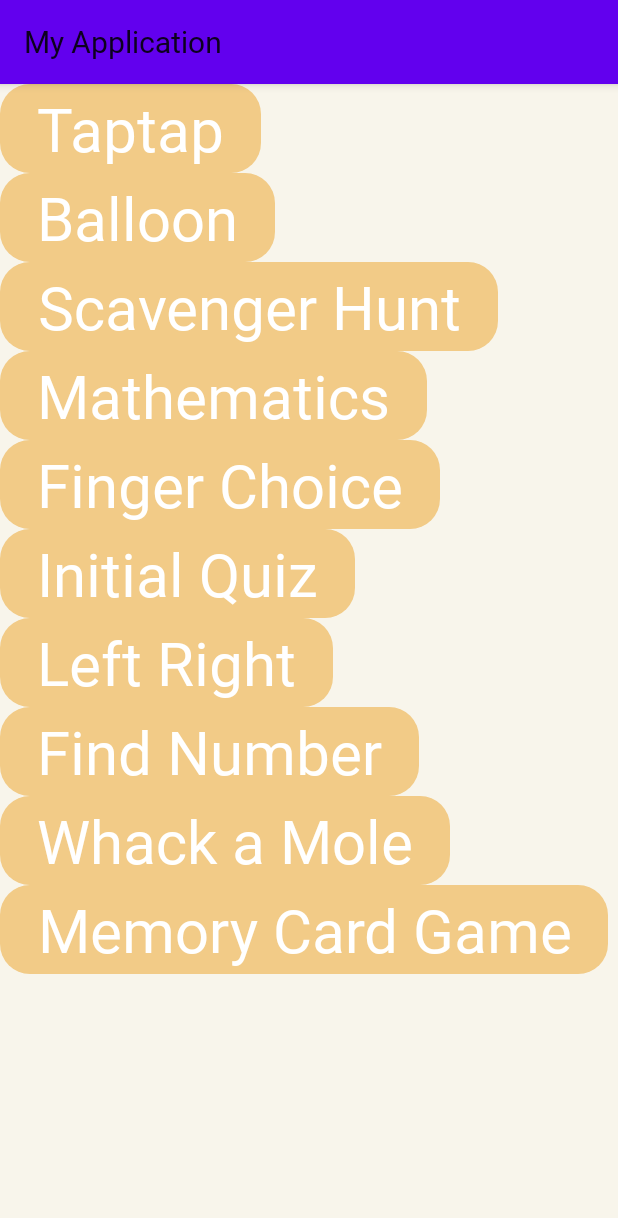
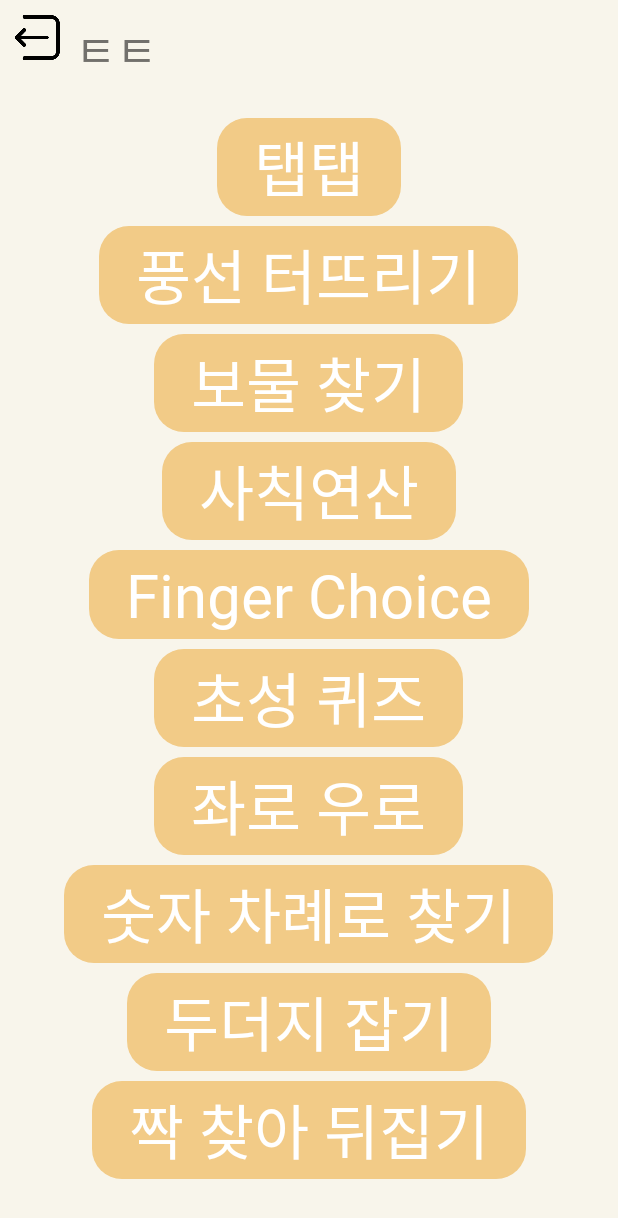
Before and after one commit to glo3omys/game, an Android app: the GameListActivity screen opened directly, with no data from a screen before it, on a phone screen of 412 x 824 dp. Shown: the top 1218 px of the screen. Run offline under Robolectric (Android 15) with nearby library versions, the phone set to English and light mode, and no system bars.

Commit message:
balloon: fix recycler view position, balloon.visibility = View.INVISIBLE home(image) click enabled remove dark mode
ToDo: left right multi touch

```diff
--- a/app/src/main/java/com/example/myapplication/BalloonActivity.kt
+++ b/app/src/main/java/com/example/myapplication/BalloonActivity.kt
@@ -173,11 +173,11 @@ class BalloonActivity: AppCompatActivity() {
         val balloon2: TextView = binding.tvBalloon2
 
         if (balloon1.text == colorName) {
-            balloon1.text = "${balloon1.text}."
+            balloon1.text = "..."
             balloon1.visibility = View.INVISIBLE
         }
         else if (balloon2.text == colorName) {
-            balloon2.text = "${balloon2.text}."
+            balloon2.text = "..."
             balloon2.visibility = View.INVISIBLE
         }
         else
--- a/app/src/main/java/com/example/myapplication/BalloonAdapter.kt
+++ b/app/src/main/java/com/example/myapplication/BalloonAdapter.kt
@@ -21,6 +21,7 @@ class BalloonAdapter(private val context: BalloonActivity) :
     override fun getItemCount(): Int = datas.size
     override fun onBindViewHolder(holder: ViewHolder, position: Int) {
         holder.bind(datas[position], position)
+        holder.itemView.visibility = View.VISIBLE
         when (datas[position].name.toString()) {
             "RED" -> holder.itemView.setBackgroundColor(Color.parseColor(BalloonColors.RED.RGB.toString()))
             "ORANGE" -> holder.itemView.setBackgroundColor(Color.parseColor(BalloonColors.ORANGE.RGB.toString()))
@@ -32,7 +33,8 @@ class BalloonAdapter(private val context: BalloonActivity) :
         holder.itemView.setOnClickListener() {
             /* compare color, score++ */
             //Toast.makeText(this.context, position.toString(), Toast.LENGTH_SHORT).show()
-            holder.itemView.setBackgroundColor(Color.parseColor(BalloonColors.BLACK.RGB.toString()))
+            //holder.itemView.setBackgroundColor(Color.parseColor(BalloonColors.BLACK.RGB.toString()))
+            holder.itemView.visibility = View.INVISIBLE
             context.popBalloon(datas[position].name)
         }
     }
--- a/app/src/main/java/com/example/myapplication/GameListActivity.kt
+++ b/app/src/main/java/com/example/myapplication/GameListActivity.kt
@@ -3,6 +3,7 @@ package com.example.myapplication
 import android.annotation.SuppressLint
 import android.content.Intent
 import android.os.Bundle
+import android.view.View
 import android.widget.Button
 import androidx.appcompat.app.AppCompatActivity
 
@@ -12,21 +13,10 @@ class GameListActivity : AppCompatActivity() {
         super.onCreate(savedInstanceState)
         setContentView(R.layout.activity_game_list)
 
-        val findroombtn = findViewById<Button>(R.id.find_room)
-        findroombtn.setOnClickListener {
-            val nextIntent = Intent(this, SearchRoomActivity::class.java)
-            startActivity(nextIntent)
-            /*val dialog = MyDialog(this)
-            dialog.createRoom("master")
-            dialog.findRoom()*/
+        val backBtn = findViewById<View>(R.id.btn_lay_quit)
+        backBtn.setOnClickListener() {
+            onBackPressed()
         }
-
-        val testbtn = findViewById<Button>(R.id.testbtn)
-        testbtn.setOnClickListener {
-            val dialog = MyDialog(this)
-            dialog.myDig("test")
-        }
-
         val tapbtn = findViewById<Button>(R.id.goto_taptap)
         tapbtn.setOnClickListener() {
             val dialog = MyDialog(this)
--- a/app/src/main/res/layout/activity_game_list.xml
+++ b/app/src/main/res/layout/activity_game_list.xml
@@ -4,76 +4,100 @@
     android:layout_width="match_parent"
     android:layout_height="match_parent">
 
+    <RelativeLayout
+        android:layout_width="wrap_content"
+        android:layout_height="wrap_content"
+        android:id="@+id/btn_lay_quit"
+        android:layout_marginTop="10dp"
+        android:layout_marginLeft="10dp"
+        android:layout_marginBottom="20dp"
+        android:layout_alignParentLeft="true" >
+
+        <ImageButton
+            android:layout_width="30dp"
+            android:layout_height="30dp"
+            android:id="@+id/btn_quit"
+            android:scaleType="fitCenter"
+            android:src="@drawable/quit_button"
+            android:clickable="false"
+            android:background="@null" />
+        <TextView
+            android:layout_width="wrap_content"
+            android:layout_height="wrap_content"
+            android:text="ㅌㅌ"
+            android:textSize="30dp"
+            android:layout_marginLeft="10dp"
+            android:layout_toRightOf="@+id/btn_quit" />
+    </RelativeLayout>
+
     <LinearLayout
         android:layout_width="match_parent"
         android:layout_height="match_parent"
+        android:layout_below="@+id/btn_lay_quit"
         android:orientation="vertical"
+        android:gravity="center_horizontal"
         >
 
         <Button
             android:layout_width="wrap_content"
             android:layout_height="wrap_content"
-            android:id="@+id/find_room"
-            android:visibility="gone"
-            android:text="방찾기" />
-
-        <Button
-            android:layout_width="wrap_content"
-            android:layout_height="wrap_content"
-            android:id="@+id/testbtn"
-            android:text="alert test"
-            android:visibility="gone"
-            />
-        <Button
-            android:layout_width="wrap_content"
-            android:layout_height="wrap_content"
             android:id="@+id/goto_taptap"
-            android:text="Taptap"/>
+            android:layout_margin="3dp"
+            android:text="탭탭"/>
         <Button
             android:layout_width="wrap_content"
             android:layout_height="wrap_content"
             android:id="@+id/goto_balloon"
-            android:text="Balloon"/>
+            android:layout_margin="3dp"
+            android:text="풍선 터뜨리기"/>
         <Button
             android:layout_width="wrap_content"
             android:layout_height="wrap_content"
             android:id="@+id/goto_scav"
-            android:text="Scavenger Hunt"/>
+            android:layout_margin="3dp"
+            android:text="보물 찾기"/>
         <Button
             android:layout_width="wrap_content"
             android:layout_height="wrap_content"
             android:id="@+id/goto_math"
-            android:text="Mathematics"/>
+            android:layout_margin="3dp"
+            android:text="사칙연산"/>
         <Button
             android:layout_width="wrap_content"
             android:layout_height="wrap_content"
             android:id="@+id/goto_choice"
+            android:layout_margin="3dp"
             android:text="Finger Choice"/>
         <Button
             android:layout_width="wrap_content"
             android:layout_height="wrap_content"
             android:id="@+id/goto_initial"
-            android:text="Initial Quiz" />
+            android:layout_margin="3dp"
+            android:text="초성 퀴즈" />
         <Button
             android:layout_width="wrap_content"
             android:layout_height="wrap_content"
             android:id="@+id/goto_leftright"
-            android:text="Left Right" />
+            android:layout_margin="3dp"
+            android:text="좌로 우로" />
         <Button
             android:layout_width="wrap_content"
             android:layout_height="wrap_content"
             android:id="@+id/goto_findnum"
-            android:text="Find Number" />
+            android:layout_margin="3dp"
+            android:text="숫자 차례로 찾기" />
         <Button
             android:layout_width="wrap_content"
             android:layout_height="wrap_content"
             android:id="@+id/goto_wam"
-            android:text="Whack a Mole" />
+            android:layout_margin="3dp"
+            android:text="두더지 잡기" />
         <Button
             android:layout_width="wrap_content"
             android:layout_height="wrap_content"
             android:id="@+id/goto_memory"
-            android:text="Memory Card Game" />
+            android:layout_margin="3dp"
+            android:text="짝 찾아 뒤집기" />
 
     </LinearLayout>
 
--- a/app/src/main/res/layout/activity_play_mode.xml
+++ b/app/src/main/res/layout/activity_play_mode.xml
@@ -15,20 +15,24 @@
         android:layout_alignParentTop="true"
         android:layout_alignParentRight="true" />
 
+    <RelativeLayout
+        android:layout_width="wrap_content"
+        android:layout_height="wrap_content"
+        android:layout_centerInParent="true">
+
         <Button
             android:layout_width="wrap_content"
             android:layout_height="wrap_content"
             android:id="@+id/btn_play_alone"
             android:layout_margin="10dp"
-        android:layout_centerVertical="true"
             android:text="혼자하기" />
         <Button
             android:layout_width="wrap_content"
             android:layout_height="wrap_content"
             android:id="@+id/btn_play_together"
-        android:layout_toRightOf="@+id/btn_play_alone"
-        android:layout_centerVertical="true"
+            android:layout_below="@+id/btn_play_alone"
             android:layout_margin="10dp"
             android:text="같이하기" />
+    </RelativeLayout>
 
 </RelativeLayout>
--- a/app/src/main/res/layout/view_lay_top.xml
+++ b/app/src/main/res/layout/view_lay_top.xml
@@ -17,6 +17,7 @@
             android:id="@+id/btn_quit"
             android:scaleType="fitCenter"
             android:src="@drawable/quit_button"
+            android:clickable="false"
             android:background="@null" />
         <TextView
             android:layout_width="wrap_content"
--- a/app/src/main/res/values-night/themes.xml
+++ b/app/src/main/res/values-night/themes.xml
@@ -1,16 +1,23 @@
 <resources xmlns:tools="http://schemas.android.com/tools">
     <!-- Base application theme. -->
-    <style name="Theme.MyApplication" parent="Theme.MaterialComponents.DayNight.DarkActionBar">
+    <style name="Theme.MyApplication" parent="Theme.AppCompat.Light">
         <!-- Primary brand color. -->
-        <item name="colorPrimary">@color/purple_200</item>
+        <item name="colorPrimary">@color/purple_500</item>
         <item name="colorPrimaryVariant">@color/purple_700</item>
-        <item name="colorOnPrimary">@color/black</item>
+        <item name="colorOnPrimary">@color/white</item>
         <!-- Secondary brand color. -->
         <item name="colorSecondary">@color/teal_200</item>
-        <item name="colorSecondaryVariant">@color/teal_200</item>
+        <item name="colorSecondaryVariant">@color/teal_700</item>
         <item name="colorOnSecondary">@color/black</item>
         <!-- Status bar color. -->
         <item name="android:statusBarColor">?attr/colorPrimaryVariant</item>
+
         <!-- Customize your theme here. -->
+        <item name="android:windowBackground">@color/my_theme_color</item>
+        <item name="android:textViewStyle">@style/customTextViewFontStyle</item>
+        <item name="android:editTextStyle">@style/customEditTextFontStyle</item>
+        <item name="android:checkboxStyle">@style/customCheckboxFontStyle</item>
+        <item name="android:buttonStyle">@style/defaultButtonStyle</item>
+        <item name="windowNoTitle">true</item>
     </style>
 </resources>
--- a/app/src/main/res/values/themes.xml
+++ b/app/src/main/res/values/themes.xml
@@ -10,7 +10,7 @@
         <item name="colorSecondaryVariant">@color/teal_700</item>
         <item name="colorOnSecondary">@color/black</item>
         <!-- Status bar color. -->
-        <item name="android:statusBarColor">?attr/colorPrimaryVariant</item>
+        <!-- <item name="android:statusBarColor">?attr/colorPrimaryVariant</item> -->
 
         <!-- Customize your theme here. -->
         <item name="android:windowBackground">@color/my_theme_color</item>
@@ -18,5 +18,7 @@
         <item name="android:editTextStyle">@style/customEditTextFontStyle</item>
         <item name="android:checkboxStyle">@style/customCheckboxFontStyle</item>
         <item name="android:buttonStyle">@style/defaultButtonStyle</item>
+        <item name="windowNoTitle">true</item>
+        <item name="android:statusBarColor">@color/default_button_color</item>
     </style>
 </resources>
```
Lines whose indentation alone changed are shown as unchanged.
